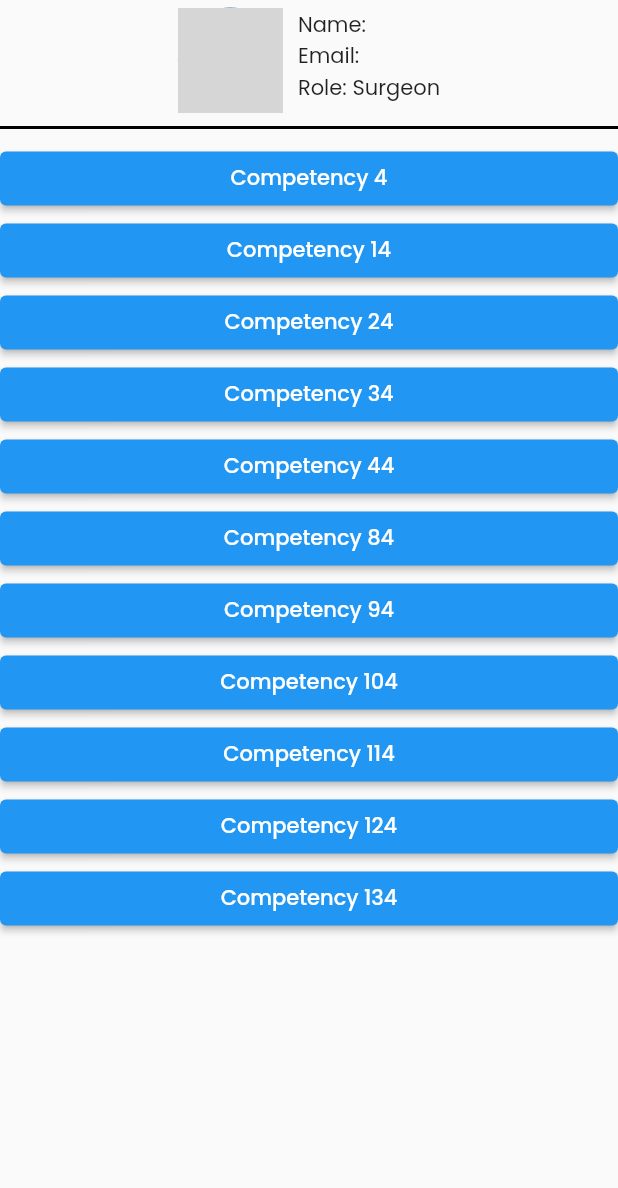
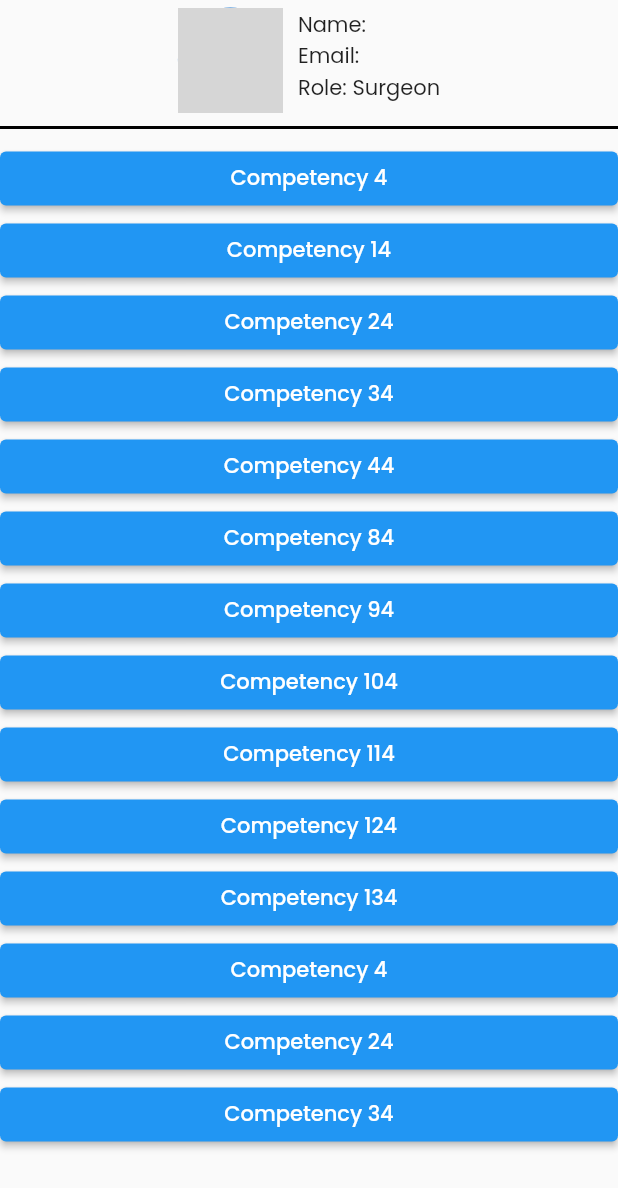
Before and after one commit to vamsijavvadi7/Skill-pro, a Flutter app: the CompetenciesList widget shown alone on an empty page, opened directly, on a phone screen of 412 x 824 dp. Shown: the top 1188 px of the screen. Run offline on Flutter 3.47's test engine with Material 2 defaults, Android fonts, the phone set to English and light mode, and no system bars; our stand-ins replace firebase_core, get, google_fonts, google_sign_in, hexcolor, syncfusion_flutter_datagrid; missing offline and left inert: firebase_auth_web, firebase_core_web, google_sign_in_web, sign_button; accounts and stored records are empty; network calls fail; grey boxes are pictures that could not be loaded.

Commit message:
Update competencies.dart

```diff
--- a/lib/screens/faculty/dashboard/competencies.dart
+++ b/lib/screens/faculty/dashboard/competencies.dart
@@ -14,6 +14,7 @@ import 'package:get/get.dart';
 // import 'dart:convert';
 // import 'dart:html';
 import 'package:firstskillpro/screens/faculty/dashboard/extra.dart';
+import 'package:firstskillpro/styling.dart';
 
 
 Future<List<Competencies>> fetchCompetencies(http.Client client,int i) async {
@@ -30,7 +31,7 @@ Future<CompetenciesDataGridSource> getCompetenciesGridSource(int i) async {
   return CompetenciesDataGridSource(competencieslist);
 }
 
-var id = [4,14,24,34,44,84,94,104,114,124,134];
+var id = [4,14,24,34,44,84,94,104,114,124,134,4,24,34];
 class CompetenciesList extends StatelessWidget {
 
   TextEditingController textFieldController = TextEditingController();
@@ -56,7 +57,7 @@ class CompetenciesList extends StatelessWidget {
                 for(int i=0;i<id.length;i++)
                   ElevatedButton(
                       onPressed: (){
-                        Navigator.push(context,MaterialPageRoute(builder: (context) => Extra()));
+                        Navigator.push(context,MaterialPageRoute(builder: (context) => Extra(key:ObjectKey("extraScreen"),i:id[i])));
                       },
                       child: Text('Competency ${id[i]}',
                           style: GoogleFonts.poppins(color: Colors.white))),
```
